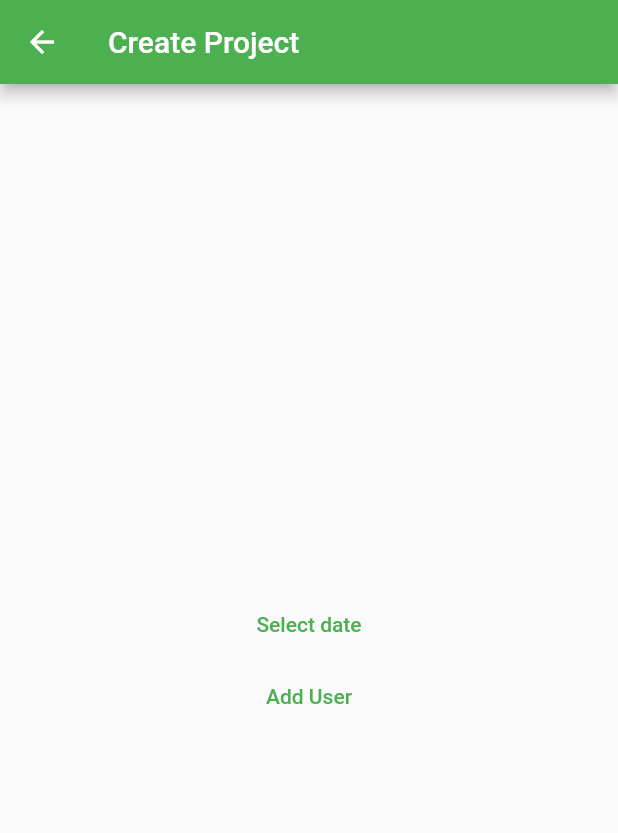
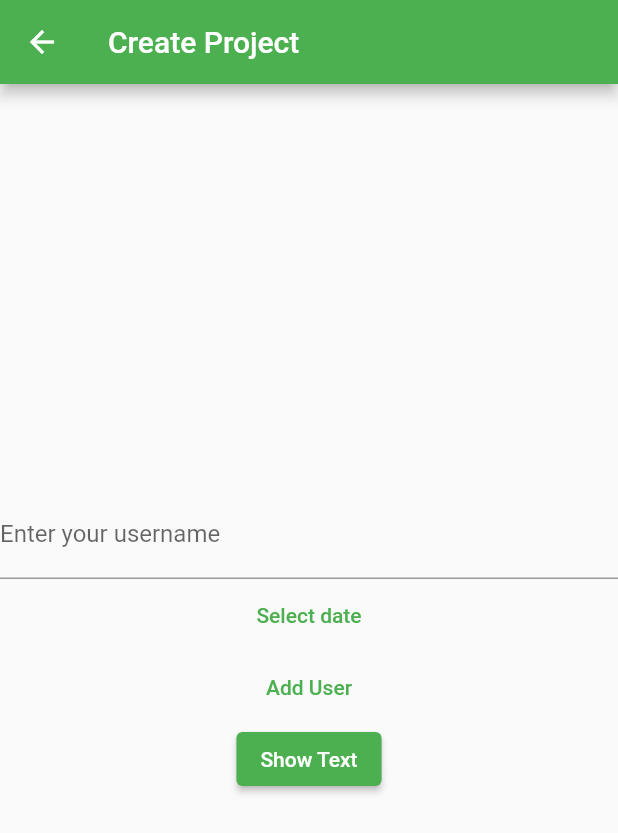
Before and after one commit to GabrielDeml/TODO, a Flutter app: the SecondRoute screen opened directly, after a tap on "Add User", on a phone screen of 412 x 824 dp. Shown: the top 833 px of the screen. Run offline on Flutter 3.47's test engine with Material 2 defaults, Android fonts, the phone set to English and light mode, and no system bars; our stand-ins replace cloud_firestore, firebase_core, table_calendar; accounts and stored records are empty.

Commit message:
Getting there

```diff
--- a/lib/firestore.dart
+++ b/lib/firestore.dart
@@ -5,11 +5,11 @@ import 'package:firebase_core/firebase_core.dart';
 import 'package:cloud_firestore/cloud_firestore.dart';
 
 class AddUser extends StatelessWidget {
-  final String fullName;
-  final String company;
-  final int age;
+  final String name;
+  final DateTime date;
+  final int hours;
 
-  const AddUser(this.fullName, this.company, this.age, {Key? key}) : super(key: key);
+  const AddUser(this.name, this.date, this.hours, {Key? key}) : super(key: key);
 
   @override
   Widget build(BuildContext context) {
@@ -18,14 +18,11 @@ class AddUser extends StatelessWidget {
 
     Future<void> addUser() {
       // Call the user's CollectionReference to add a new user
-      return users
-          .add({
-            'full_name': fullName, // John Doe
-            'company': company, // Stokes and Sons
-            'age': age // 42
-          })
-          .then((value) => print("User Added"))
-          .catchError((error) => print("Failed to add user: $error"));
+      return users.add({
+        'name': name,
+        'date': date,
+        'age': hours
+      });
     }
 
     return TextButton(
--- a/lib/main.dart
+++ b/lib/main.dart
@@ -221,8 +221,10 @@ class SecondRoute extends StatefulWidget {
 
 class _SecondRoute extends State<SecondRoute> {
   static const snackBar = SnackBar(content: Text('Yay! A SnackBar!'));
+  TextEditingController textController = TextEditingController();
+  String displayText = "";
+  DateTime currentDate = DateTime.now();
 
-  DateTime currentDate = DateTime.now();
   Future<void> _selectDate(BuildContext context) async {
     final DateTime? pickedDate = await showDatePicker(
         context: context,
@@ -246,11 +248,29 @@ class _SecondRoute extends State<SecondRoute> {
           child: Column(
             mainAxisAlignment: MainAxisAlignment.center,
             children: [
+              TextFormField(
+                decoration: const InputDecoration(
+                  border: UnderlineInputBorder(),
+                  labelText: 'Enter your username',
+                ),
+                controller: textController,
+              ),
               TextButton(
                 onPressed: () => _selectDate(context),
                 child: const Text('Select date'),
               ),
-              const AddUser("fullName", "company", 42)
+              AddUser("fullName", DateTime.now(), 42),
+              ElevatedButton(
+                  onPressed: () {
+                    setState(() {
+                      displayText = textController.text;
+                    });
+                  },
+                  child: const Text("Show Text")),
+              Text(
+                displayText,
+                style: const TextStyle(fontSize: 20),
+              )
             ],
           ),
         ));
```
